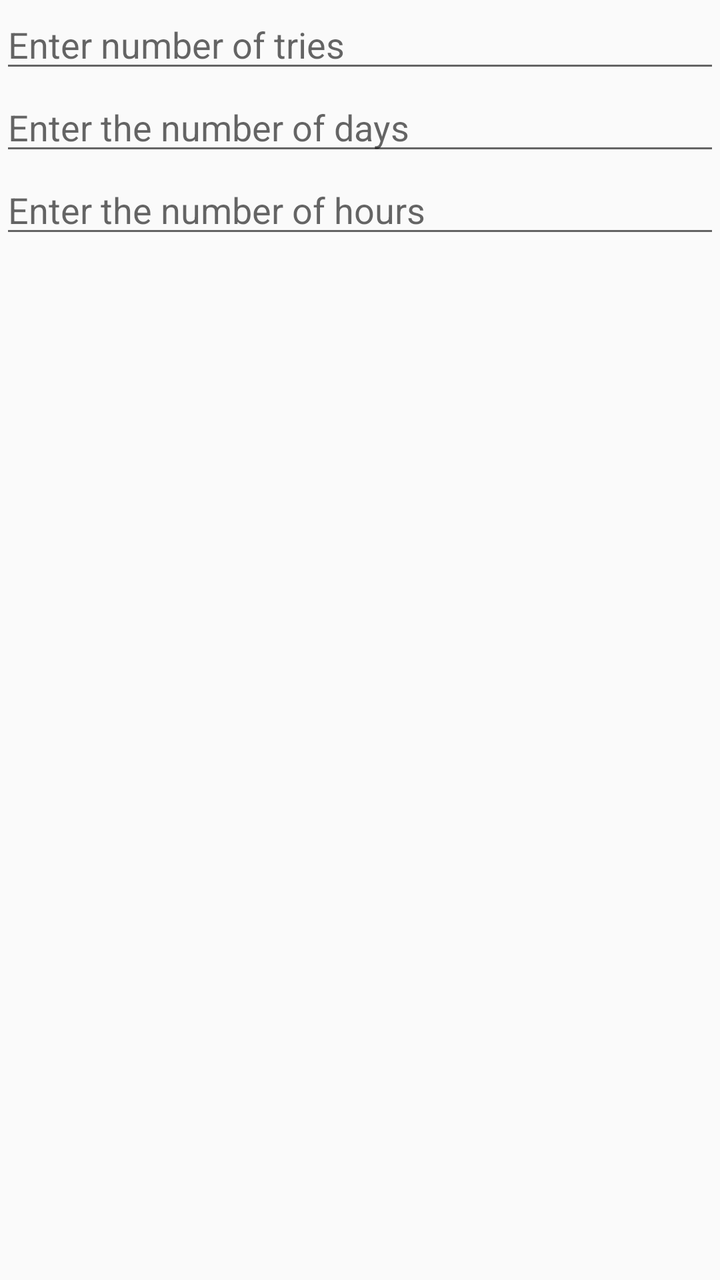
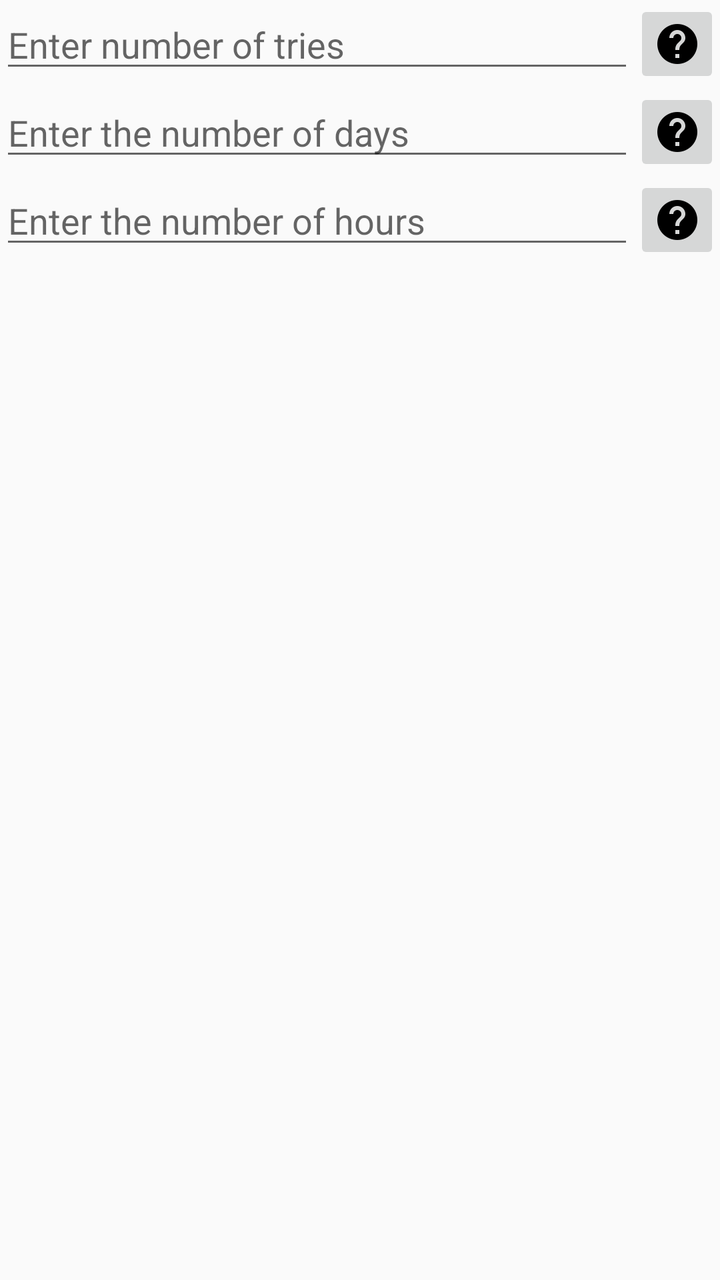

The first picture is an Android layout as it rendered before a commit; the second is the same layout after the commit. The layout source and the unified diff follow.
<!-- AndroidManifest.xml: application theme AppTheme -->
<!-- res/layout/study_during_dialog_fragment.xml -->
<?xml version="1.0" encoding="utf-8"?>
<LinearLayout xmlns:android="http://schemas.android.com/apk/res/android"
    android:layout_width="match_parent"
    android:layout_height="match_parent"
    android:orientation="vertical">
    <EditText
        android:id="@+id/enter_tries"
        android:layout_width="match_parent"
        android:layout_height="wrap_content"
        android:imeOptions="flagNoExtractUi"
        android:inputType="number"
        android:hint="@string/enter_tries_number"
        />

    <EditText
        android:id="@+id/enter_day"
        android:layout_width="match_parent"
        android:layout_height="wrap_content"
        android:hint="@string/day"
        android:inputType="number"
        android:imeOptions="flagNoExtractUi"
        />

    <EditText
        android:id="@+id/enter_hour"
        android:layout_width="match_parent"
        android:layout_height="wrap_content"
        android:hint="@string/hour"
        android:inputType="number"
        android:imeOptions="flagNoExtractUi"
        />
</LinearLayout>
<!-- resources referenced by this layout -->
<resources>
  <string name="day">Enter the number of days</string>
  <string name="enter_tries_number">Enter number of tries</string>
  <string name="hour">Enter the number of hours</string>
  <style name="AppTheme" parent="MyTheme.Base">
      </style>
  <style name="MyTheme.Base" parent="Theme.AppCompat.Light.DarkActionBar">
          <item name="windowNoTitle">true</item>
          <item name="windowActionBar">false</item>
          <item name="colorPrimary">#2196F3</item>
          <item name="colorPrimaryDark">#1976D2</item>
          <item name="colorAccent">#FF4081</item>
      </style>
</resources>

<!-- the commit's change to res/layout/study_during_dialog_fragment.xml (unified diff, before → after) -->
@@ -3,30 +3,75 @@
     android:layout_width="match_parent"
     android:layout_height="match_parent"
     android:orientation="vertical">
-    <EditText
-        android:id="@+id/enter_tries"
+
+
+    <LinearLayout
         android:layout_width="match_parent"
         android:layout_height="wrap_content"
-        android:imeOptions="flagNoExtractUi"
-        android:inputType="number"
-        android:hint="@string/enter_tries_number"
-        />
+        android:orientation="horizontal"
+        android:weightSum="10">
 
-    <EditText
-        android:id="@+id/enter_day"
+        <EditText
+            android:id="@+id/enter_tries"
+            android:layout_width="match_parent"
+            android:layout_height="wrap_content"
+            android:layout_weight="9"
+            android:imeOptions="flagNoExtractUi"
+            android:inputType="number"
+            android:hint="@string/enter_tries_number"
+            />
+
+        <ImageButton
+            android:id="@+id/number_of_tries_help"
+            android:layout_width="wrap_content"
+            android:layout_height="wrap_content"
+            android:layout_weight="1"
+            android:src="@drawable/ic_help_black_24dp" />
+    </LinearLayout>
+    <LinearLayout
         android:layout_width="match_parent"
         android:layout_height="wrap_content"
-        android:hint="@string/day"
-        android:inputType="number"
-        android:imeOptions="flagNoExtractUi"
-        />
+        android:orientation="horizontal"
+        android:weightSum="10">
 
-    <EditText
-        android:id="@+id/enter_hour"
+        <EditText
+            android:id="@+id/enter_day"
+            android:layout_width="match_parent"
+            android:layout_height="wrap_content"
+            android:layout_weight="9"
+            android:hint="@string/day"
+            android:inputType="number"
+            android:imeOptions="flagNoExtractUi"
+            />
+
+        <ImageButton
+            android:id="@+id/number_of_days_help"
+            android:layout_width="wrap_content"
+            android:layout_height="wrap_content"
+            android:layout_weight="1"
+            android:src="@drawable/ic_help_black_24dp" />
+    </LinearLayout>
+    <LinearLayout
         android:layout_width="match_parent"
         android:layout_height="wrap_content"
-        android:hint="@string/hour"
-        android:inputType="number"
-        android:imeOptions="flagNoExtractUi"
-        />
+        android:orientation="horizontal"
+        android:weightSum="10">
+
+        <EditText
+            android:id="@+id/enter_hour"
+            android:layout_width="match_parent"
+            android:layout_height="wrap_content"
+            android:layout_weight="9"
+            android:hint="@string/hour"
+            android:inputType="number"
+            android:imeOptions="flagNoExtractUi"
+            />
+
+        <ImageButton
+            android:id="@+id/number_of_hours_help"
+            android:layout_width="wrap_content"
+            android:layout_height="wrap_content"
+            android:layout_weight="1"
+            android:src="@drawable/ic_help_black_24dp" />
+    </LinearLayout>
 </LinearLayout>
<!-- resource entries referenced after the edit -->
@@ -1,5 +1,6 @@
 <!-- resources referenced by this layout -->
 <resources>
+  <!-- drawable ic_help_black_24dp: png bitmap (drawable-hdpi, 458 bytes) -->
   <string name="day">Enter the number of days</string>
   <string name="enter_tries_number">Enter number of tries</string>
   <string name="hour">Enter the number of hours</string>
@@ -8,9 +9,10 @@
   <style name="MyTheme.Base" parent="Theme.AppCompat.Light.DarkActionBar">
           <item name="windowNoTitle">true</item>
           <item name="windowActionBar">false</item>
-          <item name="colorPrimary">#2196F3</item>
+          <item name="colorPrimary">#EC407A</item>
           <item name="colorPrimaryDark">#1976D2</item>
-          <item name="colorAccent">#FF4081</item>
+          <item name="colorAccent">#EA80FC</item>
+  
       </style>
 </resources>
 
